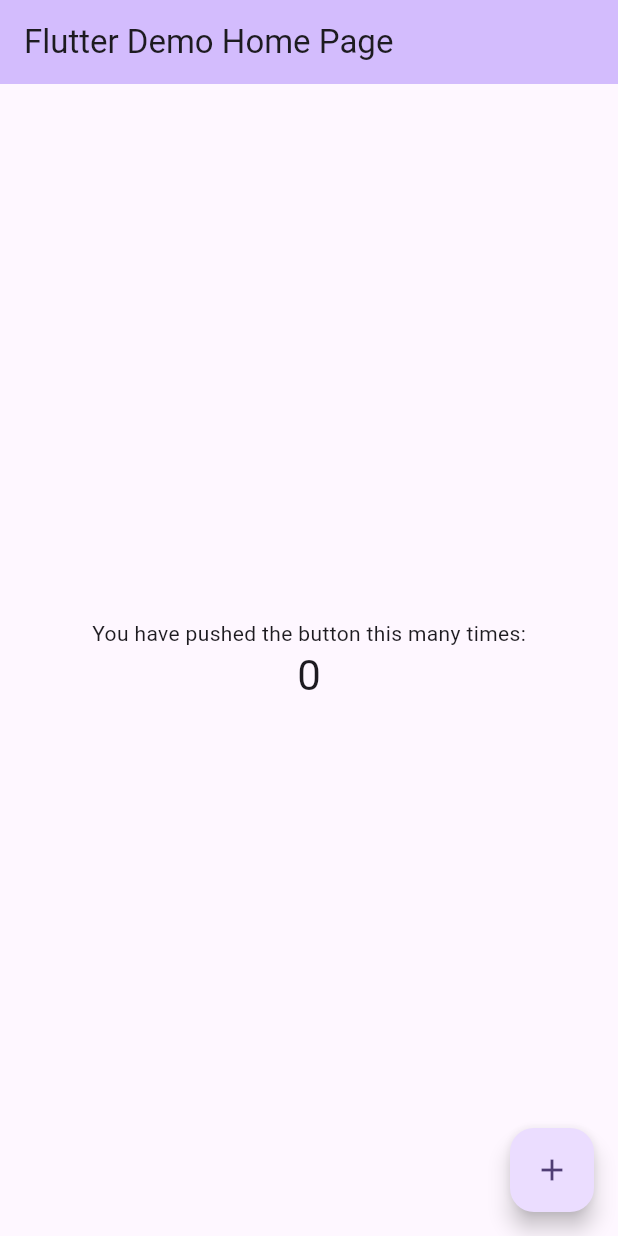
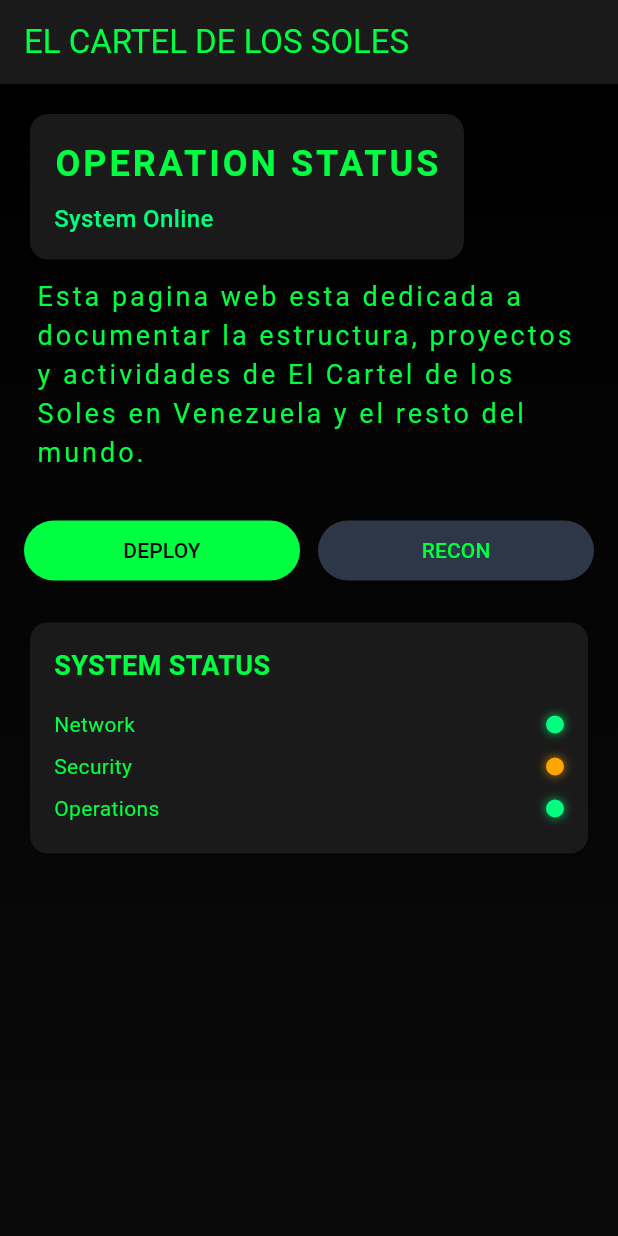
Before and after one commit to Conflei/el-cartel, a Flutter app: the screen it shows after launch, on a phone screen of 412 x 824 dp. Run offline on Flutter 3.47's test engine with Material 3 defaults, Android fonts, the phone set to English and light mode, and no system bars.

Commit message:
Adding theme and a home screen with some placeholder data.

```diff
--- a/lib/main.dart
+++ b/lib/main.dart
@@ -1,3 +1,4 @@
+import 'package:el_cartel/pages/home_page.dart';
 import 'package:flutter/material.dart';
 
 void main() {
@@ -11,112 +12,11 @@ class MyApp extends StatelessWidget {
   @override
   Widget build(BuildContext context) {
     return MaterialApp(
-      title: 'Flutter Demo',
+      title: 'El Cartel',
       theme: ThemeData(
-        // This is the theme of your application.
-        //
-        // TRY THIS: Try running your application with "flutter run". You'll see
-        // the application has a purple toolbar. Then, without quitting the app,
-        // try changing the seedColor in the colorScheme below to Colors.green
-        // and then invoke "hot reload" (save your changes or press the "hot
-        // reload" button in a Flutter-supported IDE, or press "r" if you used
-        // the command line to start the app).
-        //
-        // Notice that the counter didn't reset back to zero; the application
-        // state is not lost during the reload. To reset the state, use hot
-        // restart instead.
-        //
-        // This works for code too, not just values: Most code changes can be
-        // tested with just a hot reload.
         colorScheme: ColorScheme.fromSeed(seedColor: Colors.deepPurple),
       ),
-      home: const MyHomePage(title: 'Flutter Demo Home Page'),
+      home: HomePage(),
     );
   }
 }
-
-class MyHomePage extends StatefulWidget {
-  const MyHomePage({super.key, required this.title});
-
-  // This widget is the home page of your application. It is stateful, meaning
-  // that it has a State object (defined below) that contains fields that affect
-  // how it looks.
-
-  // This class is the configuration for the state. It holds the values (in this
-  // case the title) provided by the parent (in this case the App widget) and
-  // used by the build method of the State. Fields in a Widget subclass are
-  // always marked "final".
-
-  final String title;
-
-  @override
-  State<MyHomePage> createState() => _MyHomePageState();
-}
-
-class _MyHomePageState extends State<MyHomePage> {
-  int _counter = 0;
-
-  void _incrementCounter() {
-    setState(() {
-      // This call to setState tells the Flutter framework that something has
-      // changed in this State, which causes it to rerun the build method below
-      // so that the display can reflect the updated values. If we changed
-      // _counter without calling setState(), then the build method would not be
-      // called again, and so nothing would appear to happen.
-      _counter++;
-    });
-  }
-
-  @override
-  Widget build(BuildContext context) {
-    // This method is rerun every time setState is called, for instance as done
-    // by the _incrementCounter method above.
-    //
-    // The Flutter framework has been optimized to make rerunning build methods
-    // fast, so that you can just rebuild anything that needs updating rather
-    // than having to individually change instances of widgets.
-    return Scaffold(
-      appBar: AppBar(
-        // TRY THIS: Try changing the color here to a specific color (to
-        // Colors.amber, perhaps?) and trigger a hot reload to see the AppBar
-        // change color while the other colors stay the same.
-        backgroundColor: Theme.of(context).colorScheme.inversePrimary,
-        // Here we take the value from the MyHomePage object that was created by
-        // the App.build method, and use it to set our appbar title.
-        title: Text(widget.title),
-      ),
-      body: Center(
-        // Center is a layout widget. It takes a single child and positions it
-        // in the middle of the parent.
-        child: Column(
-          // Column is also a layout widget. It takes a list of children and
-          // arranges them vertically. By default, it sizes itself to fit its
-          // children horizontally, and tries to be as tall as its parent.
-          //
-          // Column has various properties to control how it sizes itself and
-          // how it positions its children. Here we use mainAxisAlignment to
-          // center the children vertically; the main axis here is the vertical
-          // axis because Columns are vertical (the cross axis would be
-          // horizontal).
-          //
-          // TRY THIS: Invoke "debug painting" (choose the "Toggle Debug Paint"
-          // action in the IDE, or press "p" in the console), to see the
-          // wireframe for each widget.
-          mainAxisAlignment: MainAxisAlignment.center,
-          children: <Widget>[
-            const Text('You have pushed the button this many times:'),
-            Text(
-              '$_counter',
-              style: Theme.of(context).textTheme.headlineMedium,
-            ),
-          ],
-        ),
-      ),
-      floatingActionButton: FloatingActionButton(
-        onPressed: _incrementCounter,
-        tooltip: 'Increment',
-        child: const Icon(Icons.add),
-      ), // This trailing comma makes auto-formatting nicer for build methods.
-    );
-  }
-}
--- /dev/null
+++ b/lib/pages/home_page.dart
@@ -0,0 +1,171 @@
+import 'package:flutter/material.dart';
+import '../shared/app_theme.dart';
+
+class HomePage extends StatefulWidget {
+  const HomePage({super.key});
+
+  @override
+  State<HomePage> createState() => _HomePageState();
+}
+
+class _HomePageState extends State<HomePage> {
+  @override
+  Widget build(BuildContext context) {
+    return Scaffold(
+      appBar: AppBar(
+        title: const Text('EL CARTEL DE LOS SOLES'),
+        backgroundColor: AppTheme.primaryColor,
+        foregroundColor: AppTheme.lightOnSurfaceColor,
+      ),
+      body: Container(
+        decoration: BoxDecoration(
+          gradient: LinearGradient(
+            begin: Alignment.topCenter,
+            end: Alignment.bottomCenter,
+            colors: [
+              AppTheme.darkBackgroundColor,
+              AppTheme.lightBackgroundColor,
+            ],
+          ),
+        ),
+        child: Padding(
+          padding: const EdgeInsets.all(16.0),
+          child: Column(
+            crossAxisAlignment: CrossAxisAlignment.start,
+            children: [
+              // Header with theme colors
+              Card(
+                color: AppTheme.lightSurfaceColor,
+                child: Padding(
+                  padding: const EdgeInsets.all(16.0),
+                  child: Column(
+                    crossAxisAlignment: CrossAxisAlignment.start,
+                    children: [
+                      Text(
+                        'OPERATION STATUS',
+                        style: TextStyle(
+                          color: AppTheme.accentColor,
+                          fontSize: 24,
+                          fontWeight: FontWeight.bold,
+                          letterSpacing: 2.0,
+                        ),
+                      ),
+                      const SizedBox(height: 8),
+                      Text(
+                        'System Online',
+                        style: TextStyle(
+                          color: AppTheme.successColor,
+                          fontSize: 16,
+                          fontWeight: FontWeight.w500,
+                        ),
+                      ),
+                    ],
+                  ),
+                ),
+              ),
+
+              Padding(
+                padding: const EdgeInsets.all(8.0),
+                child: Text(
+                  'Esta pagina web esta dedicada a documentar la estructura, proyectos y actividades de El Cartel de los Soles en Venezuela y el resto del mundo.',
+                  style: TextStyle(
+                    color: AppTheme.accentColor,
+                    fontSize: 18,
+                    fontWeight: FontWeight.w400,
+                    letterSpacing: 2.0,
+                  ),
+                ),
+              ),
+
+              const SizedBox(height: 20),
+
+              // Action buttons using theme
+              Row(
+                children: [
+                  Expanded(
+                    child: ElevatedButton(
+                      onPressed: () {},
+                      style: ElevatedButton.styleFrom(
+                        backgroundColor: AppTheme.accentColor,
+                        foregroundColor: AppTheme.darkBackgroundColor,
+                      ),
+                      child: const Text('DEPLOY'),
+                    ),
+                  ),
+                  const SizedBox(width: 12),
+                  Expanded(
+                    child: ElevatedButton(
+                      onPressed: () {},
+                      style: ElevatedButton.styleFrom(
+                        backgroundColor: AppTheme.secondaryColor,
+                        foregroundColor: AppTheme.lightOnSurfaceColor,
+                      ),
+                      child: const Text('RECON'),
+                    ),
+                  ),
+                ],
+              ),
+
+              const SizedBox(height: 20),
+
+              // Status indicators
+              Card(
+                color: AppTheme.lightSurfaceColor,
+                child: Padding(
+                  padding: const EdgeInsets.all(16.0),
+                  child: Column(
+                    crossAxisAlignment: CrossAxisAlignment.start,
+                    children: [
+                      Text(
+                        'SYSTEM STATUS',
+                        style: TextStyle(
+                          color: AppTheme.lightOnSurfaceColor,
+                          fontSize: 18,
+                          fontWeight: FontWeight.bold,
+                        ),
+                      ),
+                      const SizedBox(height: 12),
+                      _buildStatusRow('Network', AppTheme.successColor),
+                      _buildStatusRow('Security', AppTheme.warningColor),
+                      _buildStatusRow('Operations', AppTheme.successColor),
+                    ],
+                  ),
+                ),
+              ),
+            ],
+          ),
+        ),
+      ),
+    );
+  }
+
+  Widget _buildStatusRow(String label, Color statusColor) {
+    return Padding(
+      padding: const EdgeInsets.symmetric(vertical: 4.0),
+      child: Row(
+        mainAxisAlignment: MainAxisAlignment.spaceBetween,
+        children: [
+          Text(
+            label,
+            style: TextStyle(color: AppTheme.lightOnSurfaceColor, fontSize: 14),
+          ),
+          Container(
+            width: 12,
+            height: 12,
+            decoration: BoxDecoration(
+              color: statusColor,
+              shape: BoxShape.circle,
+              boxShadow: [
+                BoxShadow(
+                  color: statusColor.withOpacity(0.5),
+                  blurRadius: 4,
+                  spreadRadius: 1,
+                ),
+              ],
+            ),
+          ),
+        ],
+      ),
+    );
+  }
+}
```
Also changed, not shown: lib/shared/app_theme.dart (added, +106 -0 lines).
